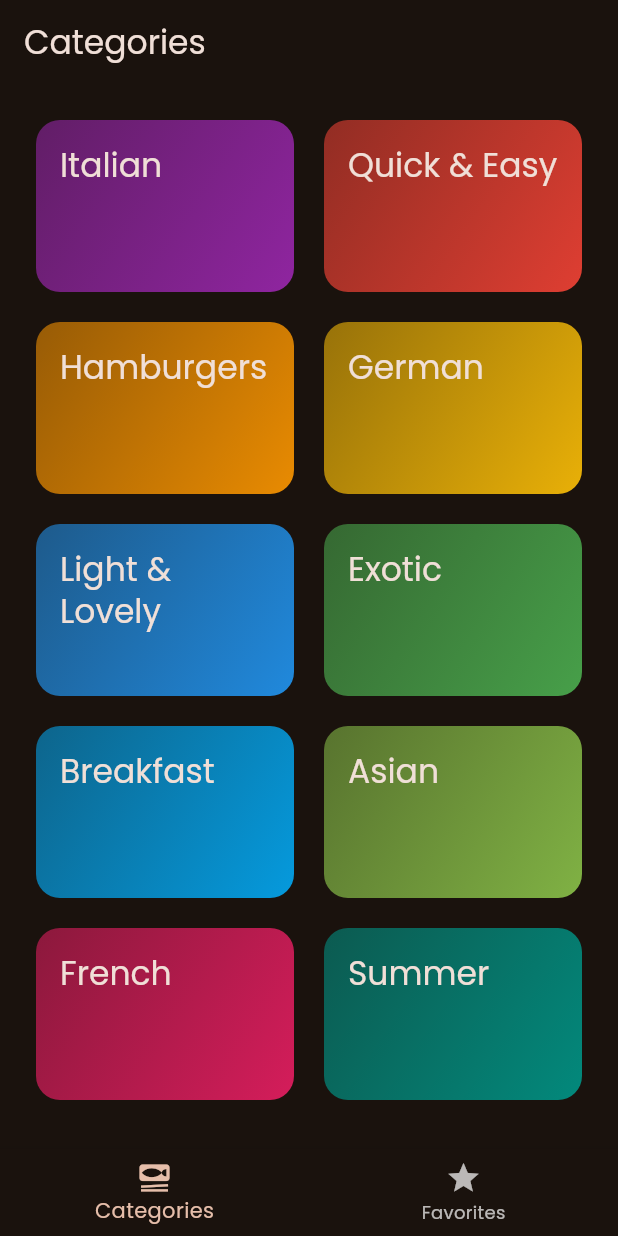
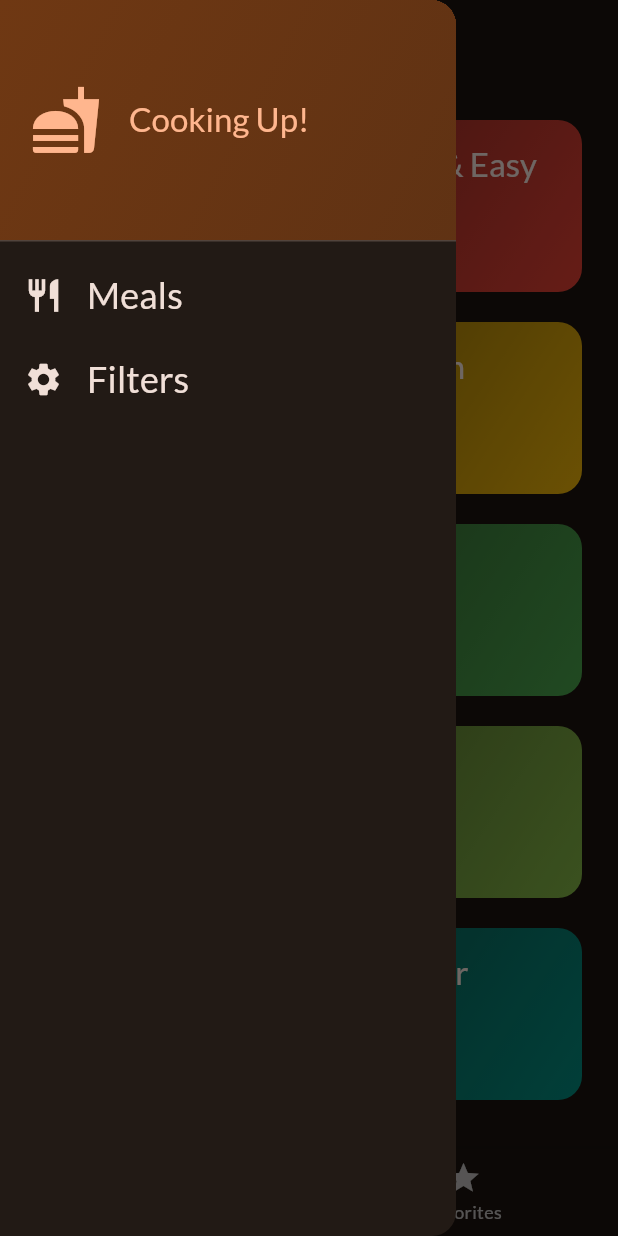
Before and after one commit to iArslanAly/meals, a Flutter app: the screen it shows after launch, with the side drawer open (before the commit the screen has no drawer), on a phone screen of 412 x 824 dp. Run offline on Flutter 3.47's test engine with Material 3 defaults, Android fonts, the phone set to English and light mode, and no system bars; our stand-ins replace google_fonts, transparent_image.

Commit message:
Drawer add

```diff
--- a/lib/data/dummy_data.dart
+++ b/lib/data/dummy_data.dart
@@ -1,7 +1,9 @@
 import 'package:flutter/material.dart';
+
 import 'package:meals/models/category.dart';
 import 'package:meals/models/meal.dart';
 
+// Constants in Dart should be written in lowerCamelcase.
 const availableCategories = [
   Category(
     id: 'c1',
@@ -58,12 +60,15 @@ const availableCategories = [
 const dummyMeals = [
   Meal(
     id: 'm1',
-    categories: ['c1', 'c2'],
+    categories: [
+      'c1',
+      'c2',
+    ],
     title: 'Spaghetti with Tomato Sauce',
     affordability: Affordability.affordable,
     complexity: Complexity.simple,
     imageUrl:
-        'https://cdn.pixabay.com/photo/2014/04/22/02/55/pasta-329522_960_720.jpg',
+        'https://upload.wikimedia.org/wikipedia/commons/thumb/2/20/Spaghetti_Bolognese_mit_Parmesan_oder_Grana_Padano.jpg/800px-Spaghetti_Bolognese_mit_Parmesan_oder_Grana_Padano.jpg',
     duration: 20,
     ingredients: [
       '4 Tomatoes',
@@ -71,16 +76,16 @@ const dummyMeals = [
       '1 Onion',
       '250g Spaghetti',
       'Spices',
-      'Cheese (optional)',
+      'Cheese (optional)'
     ],
     steps: [
       'Cut the tomatoes and the onion into small pieces.',
       'Boil some water - add salt to it once it boils.',
       'Put the spaghetti into the boiling water - they should be done in about 10 to 12 minutes.',
       'In the meantime, heaten up some olive oil and add the cut onion.',
-      'After 2 minutes, add the tomato pieces, salt, and spices.',
+      'After 2 minutes, add the tomato pieces, salt, pepper and your other spices.',
       'The sauce will be done once the spaghetti are.',
-      'Feel free to add some cheese on top of the finished dish.',
+      'Feel free to add some cheese on top of the finished dish.'
     ],
     isGlutenFree: false,
     isVegan: true,
@@ -89,7 +94,9 @@ const dummyMeals = [
   ),
   Meal(
     id: 'm2',
-    categories: ['c2'],
+    categories: [
+      'c2',
+    ],
     title: 'Toast Hawaii',
     affordability: Affordability.affordable,
     complexity: Complexity.simple,
@@ -101,12 +108,12 @@ const dummyMeals = [
       '1 Slice Ham',
       '1 Slice Pineapple',
       '1-2 Slices of Cheese',
-      'Butter',
+      'Butter'
     ],
     steps: [
       'Butter one side of the white bread',
-      'Layer ham, the pineapple, and cheese on the white bread',
-      'Bake the toast for round about 10 minutes in the oven at 200°C',
+      'Layer ham, the pineapple and cheese on the white bread',
+      'Bake the toast for round about 10 minutes in the oven at 200°C'
     ],
     isGlutenFree: false,
     isVegan: false,
@@ -115,7 +122,10 @@ const dummyMeals = [
   ),
   Meal(
     id: 'm3',
-    categories: ['c3'],
+    categories: [
+      'c2',
+      'c3',
+    ],
     title: 'Classic Hamburger',
     affordability: Affordability.pricey,
     complexity: Complexity.simple,
@@ -128,14 +138,14 @@ const dummyMeals = [
       '1 Cucumber',
       '1 Onion',
       'Ketchup',
-      '2 Burger Buns',
+      '2 Burger Buns'
     ],
     steps: [
       'Form 2 patties',
       'Fry the patties for c. 4 minutes on each side',
       'Quickly fry the buns for c. 1 minute on each side',
       'Bruch buns with ketchup',
-      'Serve burger with tomato, cucumber and onion',
+      'Serve burger with tomato, cucumber and onion'
     ],
     isGlutenFree: false,
     isVegan: false,
@@ -144,7 +154,9 @@ const dummyMeals = [
   ),
   Meal(
     id: 'm4',
-    categories: ['c4'],
+    categories: [
+      'c4',
+    ],
     title: 'Wiener Schnitzel',
     affordability: Affordability.luxurious,
     complexity: Complexity.challenging,
@@ -159,17 +171,16 @@ const dummyMeals = [
       '300ml Butter',
       '100g Vegetable Oil',
       'Salt',
-      'Lemon Slices',
+      'Lemon Slices'
     ],
     steps: [
       'Tenderize the veal to about 2–4mm, and salt on both sides.',
       'On a flat plate, stir the eggs briefly with a fork.',
       'Lightly coat the cutlets in flour then dip into the egg, and finally, coat in breadcrumbs.',
       'Heat the butter and oil in a large pan (allow the fat to get very hot) and fry the schnitzels until golden brown on both sides.',
-      'Make sure to toss the pan regularly so that the schnitzels are surrounded by oil and the crust becomes crispy.',
-      'Remove and drain on kitchen paper.',
-      'Fry the parsley in the remaining oil and drain.',
-      'Place the schnitzels on a warm plate and serve garnished with parsley and slices of lemon.',
+      'Make sure to toss the pan regularly so that the schnitzels are surrounded by oil and the crumbing becomes ‘fluffy’.',
+      'Remove, and drain on kitchen paper. Fry the parsley in the remaining oil and drain.',
+      'Place the schnitzels on awarmed plate and serve garnishedwith parsley and slices of lemon.'
     ],
     isGlutenFree: false,
     isVegan: false,
@@ -178,12 +189,16 @@ const dummyMeals = [
   ),
   Meal(
     id: 'm5',
-    categories: ['c2', 'c5', 'c10'],
+    categories: [
+      'c2'
+          'c5',
+      'c10',
+    ],
     title: 'Salad with Smoked Salmon',
     affordability: Affordability.luxurious,
     complexity: Complexity.simple,
     imageUrl:
-        'https://cdn.pixabay.com/photo/2016/06/28/17/32/salmon-1485014_960_720.jpg',
+        'https://cdn.pixabay.com/photo/2016/10/25/13/29/smoked-salmon-salad-1768890_1280.jpg',
     duration: 15,
     ingredients: [
       'Arugula',
@@ -194,28 +209,31 @@ const dummyMeals = [
       'Mustard',
       'Balsamic Vinegar',
       'Olive Oil',
-      'Salt and Pepper',
+      'Salt and Pepper'
     ],
     steps: [
       'Wash and cut salad and herbs',
       'Dice the salmon',
       'Process mustard, vinegar and olive oil into a dessing',
       'Prepare the salad',
-      'Add salmon cubes and dressing',
+      'Add salmon cubes and dressing'
     ],
     isGlutenFree: true,
-    isVegan: true,
+    isVegan: false,
     isVegetarian: true,
     isLactoseFree: true,
   ),
   Meal(
     id: 'm6',
-    categories: ['c6', 'c10'],
+    categories: [
+      'c6',
+      'c10',
+    ],
     title: 'Delicious Orange Mousse',
     affordability: Affordability.affordable,
     complexity: Complexity.hard,
     imageUrl:
-        'https://cdn.pixabay.com/photo/2014/07/21/23/00/orange-cake-398966_960_720.jpg',
+        'https://cdn.pixabay.com/photo/2017/05/01/05/18/pastry-2274750_1280.jpg',
     duration: 240,
     ingredients: [
       '4 Sheets of Gelatine',
@@ -232,8 +250,8 @@ const dummyMeals = [
       'Add 2 tablespoons of yoghurt',
       'Stir gelatin under remaining yoghurt',
       'Cool everything down in the refrigerator',
-      'Whip the cream and lift under die orange mass',
-      'Cool down again',
+      'Whip the cream and lift it under die orange mass',
+      'Cool down again for at least 4 hours',
       'Serve with orange peel',
     ],
     isGlutenFree: true,
@@ -243,7 +261,9 @@ const dummyMeals = [
   ),
   Meal(
     id: 'm7',
-    categories: ['c7'],
+    categories: [
+      'c7',
+    ],
     title: 'Pancakes',
     affordability: Affordability.affordable,
     complexity: Complexity.simple,
@@ -255,31 +275,31 @@ const dummyMeals = [
       '3 1/2 Teaspoons Baking Powder',
       '1 Teaspoon Salt',
       '1 Tablespoon White Sugar',
-      '1 1/4 Cups Milk',
+      '1 1/4 cups Milk',
       '1 Egg',
       '3 Tablespoons Butter, melted',
     ],
     steps: [
-      'In a bowl, sift together the flour, baking powder, salt and sugar.',
-      'Make a well in the center and pour in the milk, egg and melted butter.',
-      'Mix until smooth.',
+      'In a large bowl, sift together the flour, baking powder, salt and sugar.',
+      'Make a well in the center and pour in the milk, egg and melted butter; mix until smooth.',
       'Heat a lightly oiled griddle or frying pan over medium high heat.',
-      'Pour or scoop the batter onto the griddle, using approximately 1/4 cup for each pancake.',
-      'Brown on both sides and serve hot.',
+      'Pour or scoop the batter onto the griddle, using approximately 1/4 cup for each pancake. Brown on both sides and serve hot.'
     ],
-    isGlutenFree: false,
+    isGlutenFree: true,
     isVegan: false,
     isVegetarian: true,
     isLactoseFree: false,
   ),
   Meal(
     id: 'm8',
-    categories: ['c8'],
+    categories: [
+      'c8',
+    ],
     title: 'Creamy Indian Chicken Curry',
     affordability: Affordability.pricey,
     complexity: Complexity.challenging,
     imageUrl:
-        'https://cdn.pixabay.com/photo/2021/07/14/09/29/chicken-6465555_960_720.jpg',
+        'https://cdn.pixabay.com/photo/2018/06/18/16/05/indian-food-3482749_1280.jpg',
     duration: 35,
     ingredients: [
       '4 Chicken Breasts',
@@ -296,7 +316,7 @@ const dummyMeals = [
       'Add spices and stir fry',
       'Add chicken breast + 250ml of water and cook everything for 10 minutes',
       'Add coconut milk',
-      'Serve with rice',
+      'Serve with rice'
     ],
     isGlutenFree: true,
     isVegan: false,
@@ -305,12 +325,14 @@ const dummyMeals = [
   ),
   Meal(
     id: 'm9',
-    categories: ['c9'],
+    categories: [
+      'c9',
+    ],
     title: 'Chocolate Souffle',
     affordability: Affordability.affordable,
     complexity: Complexity.hard,
     imageUrl:
-        'https://cdn.pixabay.com/photo/2014/08/07/21/07/souffle-412784_960_720.jpg',
+        'https://cdn.pixabay.com/photo/2014/08/07/21/07/souffle-412785_1280.jpg',
     duration: 45,
     ingredients: [
       '1 Teaspoon melted Butter',
@@ -333,17 +355,17 @@ const dummyMeals = [
       'Place chocolate pieces in a metal mixing bowl.',
       'Place bowl over a pan of about 3 cups hot water over low heat.',
       'Melt 1 tablespoon butter in a skillet over medium heat. Sprinkle in flour. Whisk until flour is incorporated into butter and mixture thickens.',
-      'Whisk in cold milk until mixture becomes smooth and thick. Transfer mixture to bowl with melted chocolate.',
-      'Add salt and cayenne pepper. Mix together. Add egg yolk and mix to combine.',
-      'Leave bowl over the hot water to keep chocolate warm while you whip the egg whites.',
+      'Whisk in cold milk until mixture becomes smooth and thickens. Transfer mixture to bowl with melted chocolate.',
+      'Add salt and cayenne pepper. Mix together thoroughly. Add egg yolk and mix to combine.',
+      'Leave bowl above the hot (not simmering) water to keep chocolate warm while you whip the egg whites.',
       'Place 2 egg whites in a mixing bowl; add cream of tartar. Whisk until mixture begins to thicken and a drizzle from the whisk stays on the surface about 1 second before disappearing into the mix.',
       'Add 1/3 of sugar and whisk in. Whisk in a bit more sugar about 15 seconds.',
-      'Add the rest of the sugar. Whisk until mixture is about as thick as shaving cream and holds soft peaks.',
+      'whisk in the rest of the sugar. Continue whisking until mixture is about as thick as shaving cream and holds soft peaks, 3 to 5 minutes.',
       'Transfer a little less than half of egg whites to chocolate.',
       'Mix until egg whites are thoroughly incorporated into the chocolate.',
-      'Add the rest of the egg whites. Fold in until mixture is smooth, taking care not to deflate the egg whites.',
-      'Divide mixture between 2 ramekins. Place ramekins on prepared baking sheet.',
-      'Bake in preheated oven until set and a toothpick inserted into the middle comes out wet but not gooey, about 15 minutes.',
+      'Add the rest of the egg whites; gently fold into the chocolate with a spatula, lifting from the bottom and folding over.',
+      'Stop mixing after the egg white disappears. Divide mixture between 2 prepared ramekins. Place ramekins on prepared baking sheet.',
+      'Bake in preheated oven until scuffles are puffed and have risen above the top of the rims, 12 to 15 minutes.',
     ],
     isGlutenFree: true,
     isVegan: false,
@@ -351,81 +373,37 @@ const dummyMeals = [
     isLactoseFree: false,
   ),
   Meal(
-    id: 'm2',
-    categories: ['c2'],
-    title: 'Toast Hawaii',
-    affordability: Affordability.affordable,
+    id: 'm10',
+    categories: [
+      'c2',
+      'c5',
+      'c10',
+    ],
+    title: 'Asparagus Salad with Cherry Tomatoes',
+    affordability: Affordability.luxurious,
     complexity: Complexity.simple,
     imageUrl:
-        'https://cdn.pixabay.com/photo/2018/07/11/21/51/toast-3532016_1280.jpg',
-    duration: 10,
+        'https://cdn.pixabay.com/photo/2018/04/09/18/26/asparagus-3304997_1280.jpg',
+    duration: 30,
     ingredients: [
-      '1 Slice White Bread',
-      '1 Slice Ham',
-      '1 Slice Pineapple',
-      '1-2 Slices of Cheese',
-      'Butter',
+      'White and Green Asparagus',
+      '30g Pine Nuts',
+      '300g Cherry Tomatoes',
+      'Salad',
+      'Salt, Pepper and Olive Oil'
     ],
     steps: [
-      'Butter one side of the white bread',
-      'Layer ham, the pineapple, and cheese on the white bread',
-      'Bake the toast for round about 10 minutes in the oven at 200°C',
+      'Wash, peel and cut the asparagus',
+      'Cook in salted water',
+      'Salt and pepper the asparagus',
+      'Roast the pine nuts',
+      'Halve the tomatoes',
+      'Mix with asparagus, salad and dressing',
+      'Serve with Baguette'
     ],
-    isGlutenFree: false,
-    isVegan: false,
-    isVegetarian: false,
-    isLactoseFree: false,
-  ),
-  Meal(
-    id: 'm2',
-    categories: ['c2'],
-    title: 'Toast Hawaii',
-    affordability: Affordability.affordable,
-    complexity: Complexity.simple,
-    imageUrl:
-        'https://cdn.pixabay.com/photo/2018/07/11/21/51/toast-3532016_1280.jpg',
-    duration: 10,
-    ingredients: [
-      '1 Slice White Bread',
-      '1 Slice Ham',
-      '1 Slice Pineapple',
-      '1-2 Slices of Cheese',
-      'Butter',
-    ],
-    steps: [
-      'Butter one side of the white bread',
-      'Layer ham, the pineapple, and cheese on the white bread',
-      'Bake the toast for round about 10 minutes in the oven at 200°C',
-    ],
-    isGlutenFree: false,
-    isVegan: false,
-    isVegetarian: false,
-    isLactoseFree: false,
-  ),
-  Meal(
-    id: 'm2',
-    categories: ['c2'],
-    title: 'Toast Hawaii',
-    affordability: Affordability.affordable,
-    complexity: Complexity.simple,
-    imageUrl:
-        'https://cdn.pixabay.com/photo/2018/07/11/21/51/toast-3532016_1280.jpg',
-    duration: 10,
-    ingredients: [
-      '1 Slice White Bread',
-      '1 Slice Ham',
-      '1 Slice Pineapple',
-      '1-2 Slices of Cheese',
-      'Butter',
-    ],
-    steps: [
-      'Butter one side of the white bread',
-      'Layer ham, the pineapple, and cheese on the white bread',
-      'Bake the toast for round about 10 minutes in the oven at 200°C',
-    ],
-    isGlutenFree: false,
-    isVegan: false,
-    isVegetarian: false,
-    isLactoseFree: false,
+    isGlutenFree: true,
+    isVegan: true,
+    isVegetarian: true,
+    isLactoseFree: true,
   ),
 ];
--- a/lib/main.dart
+++ b/lib/main.dart
@@ -1,5 +1,6 @@
 import 'package:flutter/material.dart';
 import 'package:google_fonts/google_fonts.dart';
+
 import 'package:meals/screens/tabs.dart';
 
 final theme = ThemeData(
@@ -8,7 +9,7 @@ final theme = ThemeData(
     brightness: Brightness.dark,
     seedColor: const Color.fromARGB(255, 131, 57, 0),
   ),
-  textTheme: GoogleFonts.poppinsTextTheme(),
+  textTheme: GoogleFonts.latoTextTheme(),
 );
 
 void main() {
--- a/lib/screens/categories.dart
+++ b/lib/screens/categories.dart
@@ -2,10 +2,9 @@ import 'package:flutter/material.dart';
 
 import 'package:meals/data/dummy_data.dart';
 import 'package:meals/models/meal.dart';
-
+import 'package:meals/widgets/category_grid_item.dart';
 import 'package:meals/screens/meals.dart';
 import 'package:meals/models/category.dart';
-import 'package:meals/widgets/category_grid_item.dart';
 
 class CategoriesScreen extends StatelessWidget {
   const CategoriesScreen({super.key, required this.onToggleFavorite});
--- a/lib/screens/tabs.dart
+++ b/lib/screens/tabs.dart
@@ -3,6 +3,7 @@ import 'package:flutter/material.dart';
 import 'package:meals/models/meal.dart';
 import 'package:meals/screens/categories.dart';
 import 'package:meals/screens/meals.dart';
+import 'package:meals/widgets/main_drawer.dart';
 
 class TabsScreen extends StatefulWidget {
   const TabsScreen({super.key});
@@ -17,13 +18,28 @@ class _TabsScreenState extends State<TabsScreen> {
   int _selectedPageIndex = 0;
   final List<Meal> _favoriteMeals = [];
 
+  void _showInfoMessage(String message) {
+    ScaffoldMessenger.of(context).clearSnackBars();
+    ScaffoldMessenger.of(context).showSnackBar(
+      SnackBar(
+        content: Text(message),
+      ),
+    );
+  }
+
   void _toggleMealFavoriteStatus(Meal meal) {
     final isExisting = _favoriteMeals.contains(meal);
 
     if (isExisting) {
-      _favoriteMeals.remove(meal);
+      setState(() {
+        _favoriteMeals.remove(meal);
+      });
+      _showInfoMessage('Meal is no longer a favorite.');
     } else {
-      _favoriteMeals.add(meal);
+      setState(() {
+        _favoriteMeals.add(meal);
+        _showInfoMessage('Marked as a favorite!');
+      });
     }
   }
 
@@ -42,7 +58,7 @@ class _TabsScreenState extends State<TabsScreen> {
 
     if (_selectedPageIndex == 1) {
       activePage = MealsScreen(
-        meals: [],
+        meals: _favoriteMeals,
         onToggleFavorite: _toggleMealFavoriteStatus,
       );
       activePageTitle = 'Your Favorites';
@@ -52,6 +68,7 @@ class _TabsScreenState extends State<TabsScreen> {
       appBar: AppBar(
         title: Text(activePageTitle),
       ),
+      drawer: const MainDrawer(),
       body: activePage,
       bottomNavigationBar: BottomNavigationBar(
         onTap: _selectPage,
--- /dev/null
+++ b/lib/widgets/main_drawer.dart
@@ -0,0 +1,77 @@
+import 'package:flutter/material.dart';
+
+class MainDrawer extends StatelessWidget {
+  const MainDrawer({super.key});
+
+  @override
+  Widget build(BuildContext context) {
+    return Drawer(
+      child: Column(
+        children: [
+          DrawerHeader(
+            padding: const EdgeInsets.all(20),
+            decoration: BoxDecoration(
+              gradient: LinearGradient(
+                colors: [
+                  Theme.of(context).colorScheme.primaryContainer,
+                  Theme.of(context)
+                      .colorScheme
+                      .primaryContainer
+                      .withOpacity(0.8),
+                ],
+                begin: Alignment.topLeft,
+                end: Alignment.bottomRight,
+              ),
+            ),
+            child: Row(
+              children: [
+                Icon(
+                  Icons.fastfood,
+                  size: 48,
+                  color: Theme.of(context).colorScheme.primary,
+                ),
+                const SizedBox(width: 18),
+                Text(
+                  'Cooking Up!',
+                  style: Theme.of(context).textTheme.titleLarge!.copyWith(
+                        color: Theme.of(context).colorScheme.primary,
+                      ),
+                ),
+              ],
+            ),
+          ),
+          ListTile(
+            leading: Icon(
+              Icons.restaurant,
+              size: 26,
+              color: Theme.of(context).colorScheme.onBackground,
+            ),
+            title: Text(
+              'Meals',
+              style: Theme.of(context).textTheme.titleSmall!.copyWith(
+                    color: Theme.of(context).colorScheme.onBackground,
+                    fontSize: 24,
+                  ),
+            ),
+            onTap: () {},
+          ),
+          ListTile(
+            leading: Icon(
+              Icons.settings,
+              size: 26,
+              color: Theme.of(context).colorScheme.onBackground,
+            ),
+            title: Text(
+              'Filters',
+              style: Theme.of(context).textTheme.titleSmall!.copyWith(
+                    color: Theme.of(context).colorScheme.onBackground,
+                    fontSize: 24,
+                  ),
+            ),
+            onTap: () {},
+          ),
+        ],
+      ),
+    );
+  }
+}
--- a/lib/widgets/meal_item.dart
+++ b/lib/widgets/meal_item.dart
@@ -1,12 +1,19 @@
 import 'package:flutter/material.dart';
-import 'package:meals/models/meal.dart';
-import 'package:meals/widgets/meal_item_trait.dart';
 import 'package:transparent_image/transparent_image.dart';
 
+import 'package:meals/widgets/meal_item_trait.dart';
+import 'package:meals/models/meal.dart';
+
 class MealItem extends StatelessWidget {
-  const MealItem({super.key, required this.meal, required this.onSelectMeal});
+  const MealItem({
+    super.key,
+    required this.meal,
+    required this.onSelectMeal,
+  });
+
   final Meal meal;
   final void Function(Meal meal) onSelectMeal;
+
   String get complexityText {
     return meal.complexity.name[0].toUpperCase() +
         meal.complexity.name.substring(1);
@@ -20,12 +27,12 @@ class MealItem extends StatelessWidget {
   @override
   Widget build(BuildContext context) {
     return Card(
-      margin: const EdgeInsets.all(10),
-      elevation: 8,
+      margin: const EdgeInsets.all(8),
       shape: RoundedRectangleBorder(
-        borderRadius: BorderRadius.circular(20),
+        borderRadius: BorderRadius.circular(8),
       ),
       clipBehavior: Clip.hardEdge,
+      elevation: 2,
       child: InkWell(
         onTap: () {
           onSelectMeal(meal);
@@ -36,21 +43,17 @@ class MealItem extends StatelessWidget {
               placeholder: MemoryImage(kTransparentImage),
               image: NetworkImage(meal.imageUrl),
               fit: BoxFit.cover,
-              height: 230,
+              height: 200,
               width: double.infinity,
             ),
             Positioned(
-              // Positioned widget is used to position the child widget in the stack
               bottom: 0,
+              left: 0,
               right: 0,
-              left: 0,
               child: Container(
-                width: 300,
                 color: Colors.black54,
-                padding: const EdgeInsets.symmetric(
-                  vertical: 5,
-                  horizontal: 20,
-                ),
+                padding:
+                    const EdgeInsets.symmetric(vertical: 6, horizontal: 44),
                 child: Column(
                   children: [
                     Text(
@@ -58,9 +61,10 @@ class MealItem extends StatelessWidget {
                       maxLines: 2,
                       textAlign: TextAlign.center,
                       softWrap: true,
-                      overflow: TextOverflow.ellipsis,
+                      overflow: TextOverflow.ellipsis, // Very long text ...
                       style: const TextStyle(
-                        fontSize: 26,
+                        fontSize: 20,
+                        fontWeight: FontWeight.bold,
                         color: Colors.white,
                       ),
                     ),
@@ -68,27 +72,26 @@ class MealItem extends StatelessWidget {
                     Row(
                       mainAxisAlignment: MainAxisAlignment.center,
                       children: [
-                        MealIteamTrait(
-                            icon: Icons.schedule_rounded,
-                            label:
-                                '${meal.duration} min' // or meal.duration.toString()
-                            ),
-                        const SizedBox(width: 15),
-                        MealIteamTrait(
-                          icon: Icons.work_rounded,
+                        MealItemTrait(
+                          icon: Icons.schedule,
+                          label: '${meal.duration} min',
+                        ),
+                        const SizedBox(width: 12),
+                        MealItemTrait(
+                          icon: Icons.work,
                           label: complexityText,
                         ),
-                        const SizedBox(width: 15),
-                        MealIteamTrait(
-                          icon: Icons.attach_money_rounded,
+                        const SizedBox(width: 12),
+                        MealItemTrait(
+                          icon: Icons.attach_money,
                           label: affordabilityText,
-                        ),
+                        )
                       ],
-                    )
+                    ),
                   ],
                 ),
               ),
-            ),
+            )
           ],
         ),
       ),
--- a/lib/widgets/meal_item_trait.dart
+++ b/lib/widgets/meal_item_trait.dart
@@ -1,30 +1,30 @@
 import 'package:flutter/material.dart';
 
-class MealIteamTrait extends StatelessWidget {
-  final IconData icon;
-  final String label;
-
-  const MealIteamTrait({
+class MealItemTrait extends StatelessWidget {
+  const MealItemTrait({
     super.key,
     required this.icon,
     required this.label,
   });
 
+  final IconData icon;
+  final String label;
+
   @override
   Widget build(BuildContext context) {
-    return Row(
-      children: [
+    return Row(children: [
       Icon(
         icon,
-          size: 18,
+        size: 17,
         color: Colors.white,
       ),
       const SizedBox(width: 6),
       Text(
         label,
-          style: const TextStyle(color: Colors.white),
+        style: const TextStyle(
+          color: Colors.white,
         ),
-      ],
-    );
+      ),
+    ]);
   }
 }
```
Lines whose indentation alone changed are shown as unchanged.
